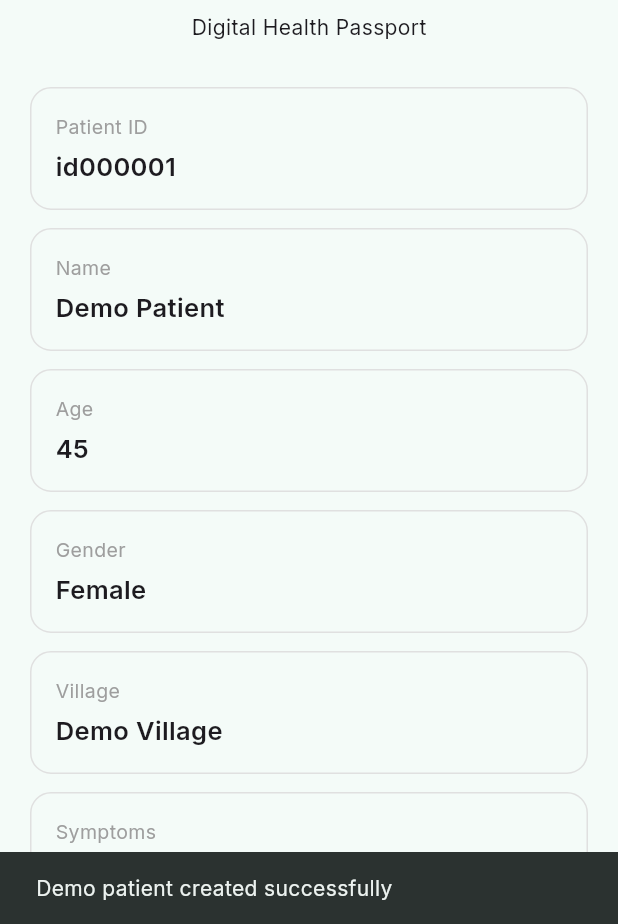
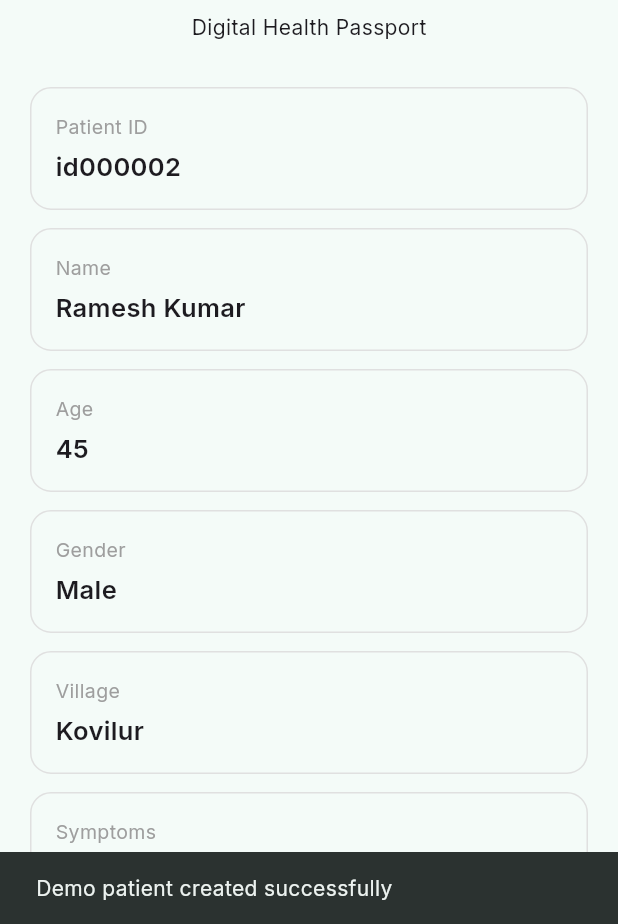
Before and after one commit to boopathiravi03/vision_health, a Flutter app: the screen it shows after launch, after a tap on "LOAD DEMO PATIENT", on a phone screen of 412 x 824 dp, the part 312-1236 px from its top. Run offline on Flutter 3.47's test engine with Material 3 defaults, Android fonts, the phone set to English and light mode, and no system bars; our stand-ins replace cloud_firestore, connectivity_plus, firebase_auth, firebase_core, firebase_database, flutter_markdown and 7 more; missing offline and left inert: mobile_scanner; accounts and stored records are empty.

Commit message:
Auto-seed demo patient Ramesh Kumar when Firestore is empty

```diff
--- a/lib/screens/dashboard/asha_dashboard.dart
+++ b/lib/screens/dashboard/asha_dashboard.dart
@@ -46,33 +46,31 @@ class _AshaDashboardState extends State<AshaDashboard> {
       final doc = await FirebaseFirestore.instance
           .collection('patients')
           .add({
-        'name': 'Demo Patient',
+        'name': 'Ramesh Kumar',
         'age': 45,
-        'gender': 'Female',
-        'village': 'Demo Village',
-        'symptoms': [
-          'fever',
-          'cough',
-          'difficulty breathing',
-        ],
-        'duration': '2 days',
-        'severity': 'Moderate',
-        'redFlags': [
-          'difficulty breathing',
-        ],
-        'followUpRequired': true,
-        'transcript':
-            'Demo patient has fever and cough for two days with difficulty breathing.',
-        'createdAt': FieldValue.serverTimestamp(),
-        'source': 'DEMO_DATA',
+        'gender': 'Male',
+        'village': 'Kovilur',
+        'phone': '',
+        'symptoms':
+            'Fever, Cough, Weakness',
         'status': 'confirmed',
+        'followUpDate': DateTime.now()
+                .add(const Duration(days: 1))
+                .toIso8601String()
+                .split('T')
+                .first,
+        'riskLevel': 'Follow-up',
+        'aiRecommendation':
+            'ASHA worker should monitor the patient and arrange a health-facility evaluation if symptoms persist or worsen.',
       });
 
       if (!mounted) return;
 
       ScaffoldMessenger.of(context).showSnackBar(
         const SnackBar(
-          content: Text('Demo patient created successfully'),
+          content: Text(
+            'Demo patient created successfully',
+          ),
         ),
       );
 
@@ -89,9 +87,50 @@ class _AshaDashboardState extends State<AshaDashboard> {
 
       ScaffoldMessenger.of(context).showSnackBar(
         SnackBar(
-          content: Text('Demo patient failed: $e'),
+          content: Text(
+            'Demo patient failed: $e',
+          ),
         ),
       );
+    }
+  }
+
+  Future<void> _seedDemoIfEmpty() async {
+    try {
+      final patients =
+          await _patientService
+              .getPatients()
+              .first;
+
+      if (patients.isEmpty &&
+          mounted) {
+        await FirebaseFirestore.instance
+            .collection('patients')
+            .add({
+          'name': 'Ramesh Kumar',
+          'age': 45,
+          'gender': 'Male',
+          'village': 'Kovilur',
+          'phone': '',
+          'symptoms':
+              'Fever, Cough, Weakness',
+          'status': 'confirmed',
+          'followUpDate': DateTime.now()
+                  .add(
+                    const Duration(
+                      days: 1,
+                    ),
+                  )
+                  .toIso8601String()
+                  .split('T')
+                  .first,
+          'riskLevel': 'Follow-up',
+          'aiRecommendation':
+              'ASHA worker should monitor the patient and arrange a health-facility evaluation if symptoms persist or worsen.',
+        });
+      }
+    } catch (_) {
+      // ignore demo seed failures
     }
   }
 
@@ -106,6 +145,7 @@ class _AshaDashboardState extends State<AshaDashboard> {
         });
       }
     });
+    _seedDemoIfEmpty();
   }
 
   Future<void> _checkConnectivity() async {
```
